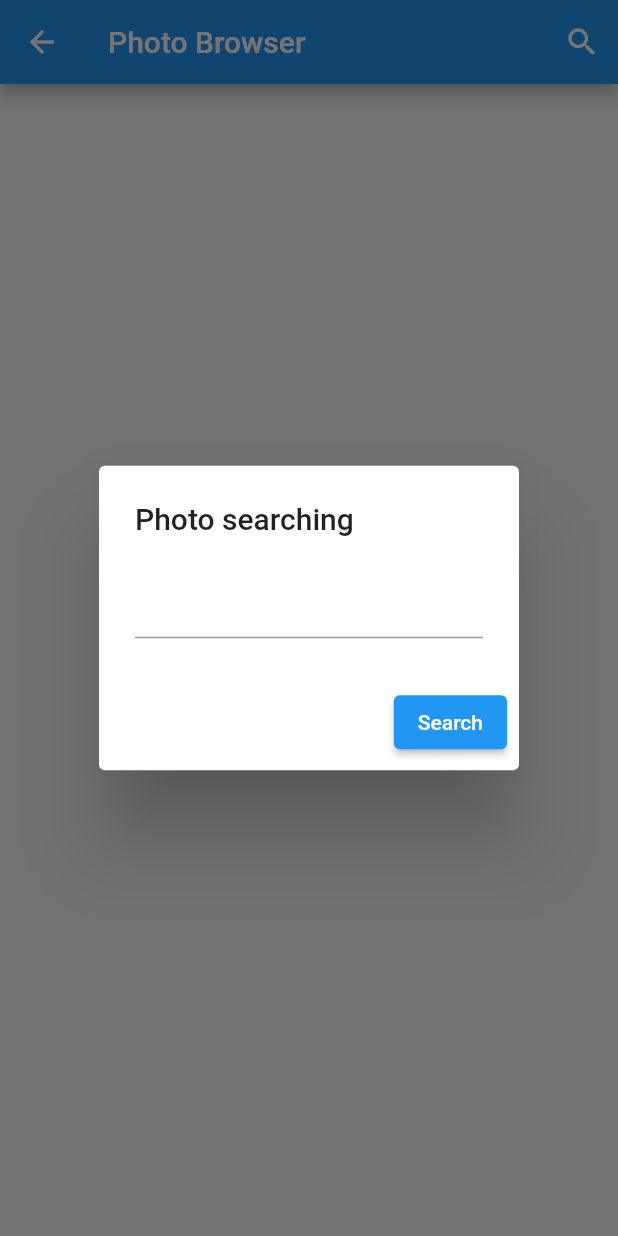
After one commit to vuthienson8/flutter, a Flutter app: the Photoview screen opened directly, after a tap on the "search" icon, on a phone screen of 412 x 824 dp. The commit adds this screen. Run offline on Flutter 3.47's test engine with Material 2 defaults, Android fonts, the phone set to English and light mode, and no system bars.

Commit message:
stateFullWidget

```diff
--- a/my_app/application/lib/main.dart
+++ b/my_app/application/lib/main.dart
@@ -1,6 +1,6 @@
 
 // import 'package:application/page/home/home_view.dart';
-import 'package:application/page/login/login_view.dart';
+import './page/login/login_view.dart';
 import 'package:flutter/material.dart';
 
 void main() {
@@ -12,6 +12,7 @@ class MyApp extends StatelessWidget {
   @override
   Widget build(BuildContext context) {
     return MaterialApp(
+      debugShowCheckedModeBanner: false,
       title: 'Flutter Demo',
       theme: ThemeData(
         primarySwatch: Colors.blue,
--- a/my_app/application/lib/page/drawer/widgets/drawer_widget.dart
+++ b/my_app/application/lib/page/drawer/widgets/drawer_widget.dart
@@ -1,5 +1,5 @@
-
-import 'package:application/page/drawer/widgets/settings_view.dart';
+import './settings_view.dart';
+import '../../main/photo/photo_view.dart';
 import 'package:flutter/cupertino.dart';
 import 'package:flutter/material.dart';
 
@@ -30,8 +30,20 @@ class DrawerWidget extends StatelessWidget {
               );
             },
           ),
+          ListTile(
+            leading: Icon(Icons.photo),
+            title: Text('Photo Browser'),
+            trailing: Icon(Icons.keyboard_arrow_right),
+            onTap: () => Navigator.of(context).push(
+              MaterialPageRoute(
+                builder: (_) => Photoview(),
+              )
+            ),
+          ),
         ],
       ),
     );
   }
 }
+
+class MeterialPageRoute {}
--- a/my_app/application/lib/page/login/widgets/email_card.dart
+++ b/my_app/application/lib/page/login/widgets/email_card.dart
@@ -127,9 +127,11 @@ class _EmailCardState extends State<EmailCard> {
                     },
                     child: Text('Khôi phục'),
                   ),
-                  RaisedButton(
+                  TextButton(
                     onPressed: () => status = EmaiCardStatus.login,
-                    child: Text('Bỏ qua'),
+                    child: Text(
+                      'Bỏ qua',
+                    ),
                   )
                 ],
               ),
--- /dev/null
+++ b/my_app/application/lib/page/main/photo/photo_view.dart
@@ -0,0 +1,55 @@
+import 'package:flutter/cupertino.dart';
+import 'package:flutter/material.dart';
+
+class Photoview extends StatefulWidget {
+  final void Function(String search) onSearch;
+  const Photoview({Key key, this.onSearch}) : super(key: key);
+
+  @override
+  State<StatefulWidget> createState() => _PhotoViewState();
+}
+
+class _PhotoViewState extends State<Photoview> {
+  final _onSearch = GlobalKey<FormFieldState>();
+
+  @override
+  Widget build(BuildContext context) {
+    return Scaffold(
+      appBar: AppBar(
+        title: Text('Photo Browser'),
+        actions: [
+          IconButton(
+            icon: Icon(Icons.search),
+            onPressed: () {
+              showDialog<String>(
+                context: context,
+                builder: (context) {
+                  return AlertDialog(
+                    title: Text('Photo searching'),
+                    content: TextFormField(
+                      key: _onSearch,
+                      //lay du lieu
+                    ),
+                    actions: [
+                      ElevatedButton(
+                        onPressed: () {
+                          //lay gia tri nhap vao ve pop
+                          final _search = _onSearch.currentState.value;
+                          Navigator.of(context).pop('$_search');
+                        },
+                        child: Text('Search'),
+                      )
+                    ],
+                  );
+                },
+              ).then((value) {
+                //thuc hien lay tu khoa tim kiem
+                print(value);
+              });
+            },
+          ),
+        ],
+      ),
+    );
+  }
+}
```
Also changed, not shown: my_app/application/lib/page/login/login_view.dart (+96 -8 lines), my_app/application/pubspec.lock.
